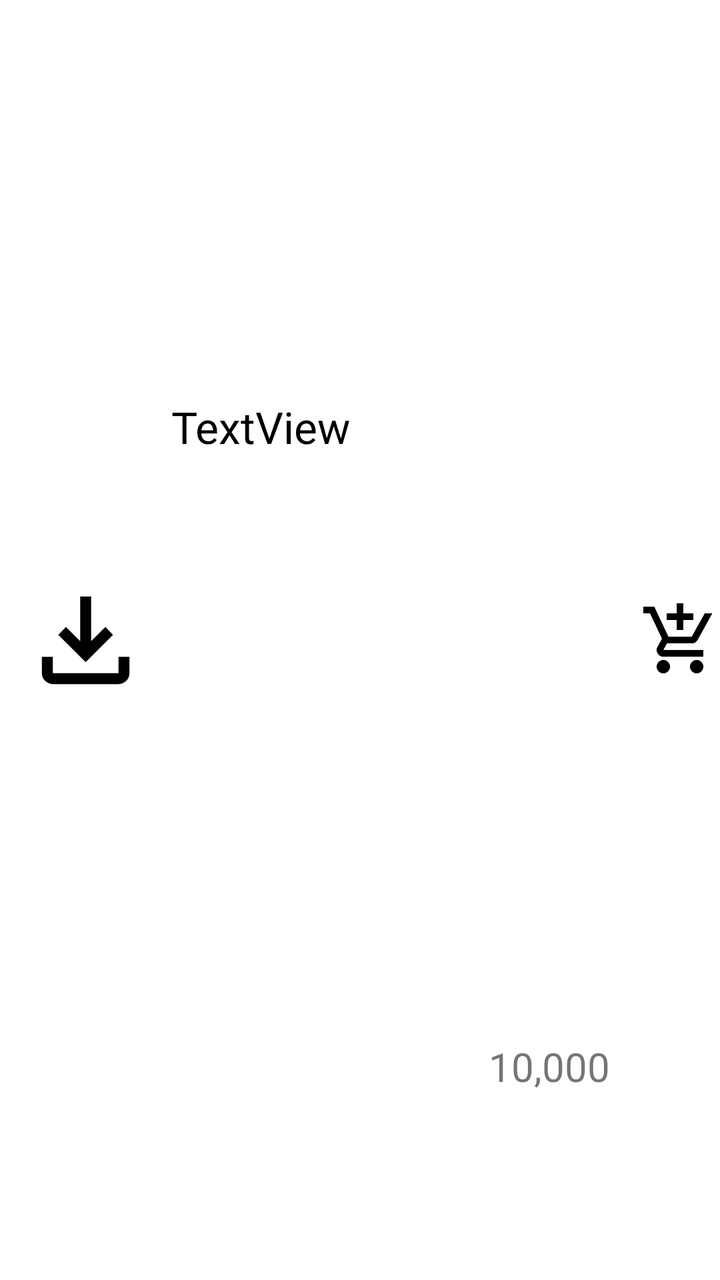
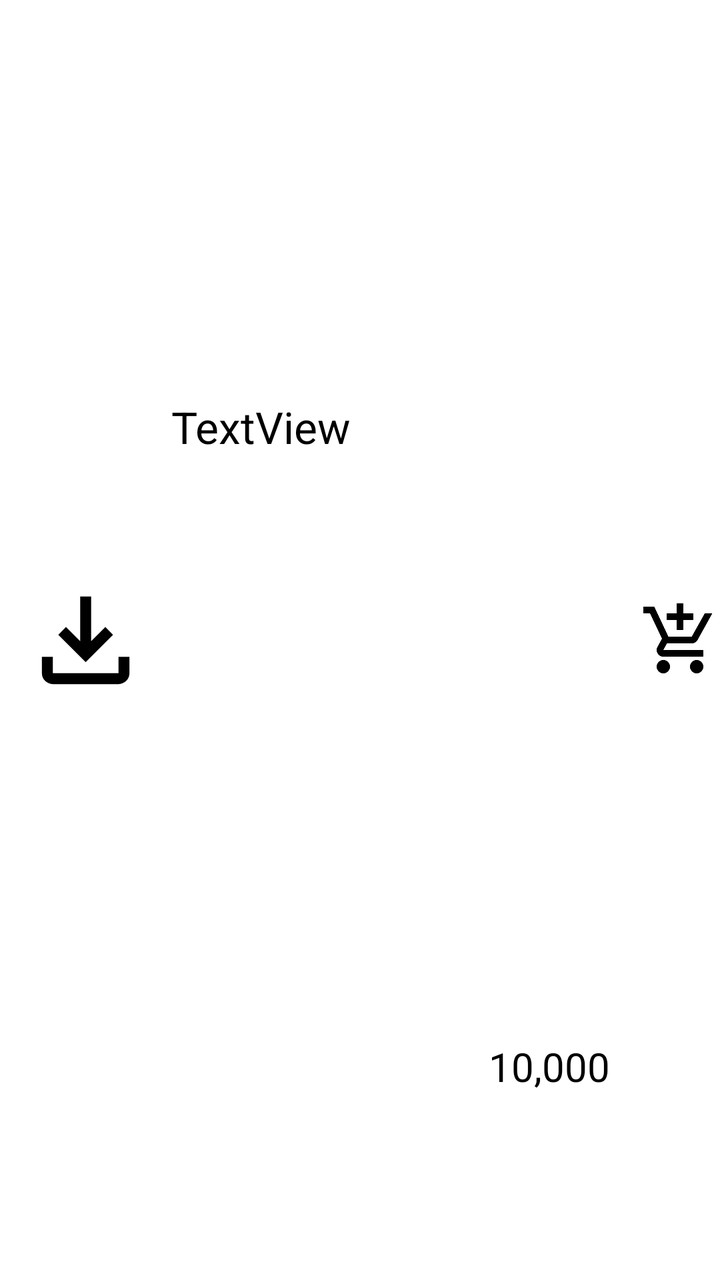

An Android layout rendered at two revisions. The XML below is the earlier revision; the diff shows what the commit changed to produce the second picture.
<!-- AndroidManifest.xml: application theme Theme.ReportView_003 -->
<!-- res/layout/list_item.xml -->
<?xml version="1.0" encoding="utf-8"?>
<LinearLayout xmlns:android="http://schemas.android.com/apk/res/android"
    xmlns:tools="http://schemas.android.com/tools"
    android:layout_width="match_parent"
    android:layout_height="wrap_content"
    android:layout_margin="10dp"
    xmlns:app="http://schemas.android.com/apk/res-auto"
    android:orientation="horizontal">

    <ImageView
        android:id="@+id/book_img"
        android:layout_width="0dp"
        android:layout_weight="0.3"
        android:layout_height="110dp"
        android:layout_margin="10dp"
        android:layout_gravity="center_vertical"
        android:src="@drawable/download_black" />

    <LinearLayout
        android:layout_width="0dp"
        android:layout_weight="1"
        android:layout_height="match_parent"
        android:orientation="vertical"
        android:layout_marginEnd="15dp">

        <TextView
            android:id="@+id/book_title"
            android:layout_width="match_parent"
            android:layout_height="0dp"
            android:layout_weight="1"
            android:gravity="center_vertical|start"
            android:text="TextView"
            android:textAppearance="@style/TextAppearance.AppCompat.Large" />

        <LinearLayout
            android:layout_width="match_parent"
            android:layout_height="0dp"
            android:layout_weight="0.5">

            <TextView
                android:id="@+id/book_author"
                android:layout_width="0dp"
                android:layout_height="match_parent"
                android:layout_weight="0.5"
                android:gravity="center_vertical|start"
                android:textAppearance="@style/TextAppearance.AppCompat.Medium"/>

            <TextView
                android:id="@+id/book_price"
                android:layout_width="0dp"
                android:layout_height="match_parent"
                android:layout_weight="0.5"
                android:gravity="center_vertical|end"
                android:text="10,000"
                android:textSize="20sp" />

        </LinearLayout>


    </LinearLayout>

        <ImageView
            android:id="@+id/book_cart"
            android:layout_width="40dp"
            android:layout_height="40dp"
            android:layout_gravity="center"
            android:src="@drawable/add_cart"
            app:tint="@color/icon_color" />

</LinearLayout>
<!-- resources referenced by this layout -->
<resources>
  <color name="icon_color">#FF000000</color>
  <!-- drawable add_cart (drawable) -->
  <vector xmlns:android="http://schemas.android.com/apk/res/android"
      android:width="24dp"
      android:height="24dp"
      android:viewportWidth="960"
      android:viewportHeight="960">
    <path
        android:pathData="M440,360v-120L320,240v-80h120v-120h80v120h120v80L520,240v120h-80ZM280,880q-33,0 -56.5,-23.5T200,800q0,-33 23.5,-56.5T280,720q33,0 56.5,23.5T360,800q0,33 -23.5,56.5T280,880ZM680,880q-33,0 -56.5,-23.5T600,800q0,-33 23.5,-56.5T680,720q33,0 56.5,23.5T760,800q0,33 -23.5,56.5T680,880ZM40,160v-80h131l170,360h280l156,-280h91L692,478q-11,20 -29.5,31T622,520L324,520l-44,80h480v80L280,680q-45,0 -68.5,-39t-1.5,-79l54,-98 -144,-304L40,160Z"
        android:fillColor="#000000"/>
  </vector>
  <!-- drawable download_black (drawable) -->
  <vector xmlns:android="http://schemas.android.com/apk/res/android"
      android:width="24dp"
      android:height="24dp"
      android:viewportWidth="960"
      android:viewportHeight="960">
    <path
        android:pathData="M480,640 L280,440l56,-58 104,104v-326h80v326l104,-104 56,58 -200,200ZM240,800q-33,0 -56.5,-23.5T160,720v-120h80v120h480v-120h80v120q0,33 -23.5,56.5T720,800L240,800Z"
        android:fillColor="#000000"/>
  </vector>
  <style name="Theme.ReportView_003" parent="Theme.MaterialComponents.DayNight.NoActionBar">
          
          <item name="colorPrimary">@color/bg_color</item>
          <item name="colorPrimaryVariant">@color/orange_dark</item>
          <item name="colorOnPrimary">@color/white</item>
          
          <item name="colorSecondary">@color/teal_200</item>
          <item name="colorSecondaryVariant">@color/teal_700</item>
          <item name="colorOnSecondary">@color/black</item>
          
          <item name="android:statusBarColor">?attr/colorPrimaryVariant</item>
          
          
          <item name="android:textColorPrimary">@color/black</item>
          <item name="android:textColorSecondary">@color/black</item>
  
          
          <item name="android:navigationBarColor">@color/bg_color</item>
      </style>
  <color name="bg_color">#FC9918</color>"
  <color name="orange_dark">#875B00</color>"
  <color name="white">#FFFFFFFF</color>
  <color name="teal_200">#FF03DAC5</color>
  <color name="teal_700">#FF018786</color>
  <color name="black">#FF000000</color>
</resources>

<!-- the commit's change to res/layout/list_item.xml (unified diff, before → after) -->
@@ -14,7 +14,8 @@
         android:layout_height="110dp"
         android:layout_margin="10dp"
         android:layout_gravity="center_vertical"
-        android:src="@drawable/download_black" />
+        android:src="@drawable/download_black"
+        app:tint="@color/clear" />
 
     <LinearLayout
         android:layout_width="0dp"
@@ -64,7 +65,6 @@
             android:layout_width="40dp"
             android:layout_height="40dp"
             android:layout_gravity="center"
-            android:src="@drawable/add_cart"
-            app:tint="@color/icon_color" />
+            android:src="@drawable/add_cart" />
 
 </LinearLayout>
<!-- resource entries referenced after the edit -->
@@ -1,6 +1,6 @@
 <!-- resources referenced by this layout -->
 <resources>
-  <color name="icon_color">#FF000000</color>
+  <color name="clear">#00000000</color>"
   <!-- drawable add_cart (drawable) -->
   <vector xmlns:android="http://schemas.android.com/apk/res/android"
       android:width="24dp"
@@ -24,27 +24,25 @@
   <style name="Theme.ReportView_003" parent="Theme.MaterialComponents.DayNight.NoActionBar">
           
           <item name="colorPrimary">@color/bg_color</item>
-          <item name="colorPrimaryVariant">@color/orange_dark</item>
-          <item name="colorOnPrimary">@color/white</item>
+          <item name="colorPrimaryVariant">@color/bg_color</item>
+          <item name="colorOnPrimary">@color/black</item>
           
-          <item name="colorSecondary">@color/teal_200</item>
-          <item name="colorSecondaryVariant">@color/teal_700</item>
+          <item name="colorSecondary">#E4E4E4</item>
+          <item name="colorSecondaryVariant">#D1D1D1</item>
           <item name="colorOnSecondary">@color/black</item>
           
           <item name="android:statusBarColor">?attr/colorPrimaryVariant</item>
           
           
+          <item name="android:textColor">@color/black</item>
           <item name="android:textColorPrimary">@color/black</item>
           <item name="android:textColorSecondary">@color/black</item>
   
           
           <item name="android:navigationBarColor">@color/bg_color</item>
+          <item name="android:tint">@color/black</item>
       </style>
-  <color name="bg_color">#FC9918</color>"
-  <color name="orange_dark">#875B00</color>"
-  <color name="white">#FFFFFFFF</color>
-  <color name="teal_200">#FF03DAC5</color>
-  <color name="teal_700">#FF018786</color>
+  <color name="bg_color">#FFEFD5</color>"
   <color name="black">#FF000000</color>
 </resources>
 
